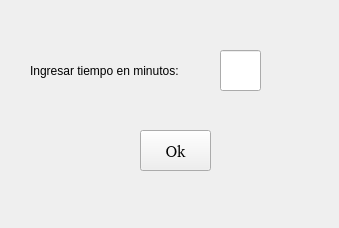
Qt form desginer/VentanaTools.ui (rodrigoCastroReyes/RSS-Reader) before a commit.
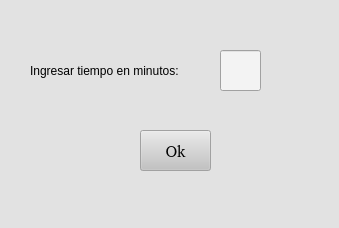
The same form after that commit.

Commit message: Arreglado transicion entre ventanas

What changed in the file:
```diff
--- a/desginer/VentanaTools.ui
+++ b/desginer/VentanaTools.ui
@@ -10,6 +10,70 @@
     <height>228</height>
    </rect>
   </property>
+  <property name="palette">
+   <palette>
+    <active>
+     <colorrole role="Base">
+      <brush brushstyle="SolidPattern">
+       <color alpha="255">
+        <red>243</red>
+        <green>243</green>
+        <blue>243</blue>
+       </color>
+      </brush>
+     </colorrole>
+     <colorrole role="Window">
+      <brush brushstyle="SolidPattern">
+       <color alpha="255">
+        <red>255</red>
+        <green>255</green>
+        <blue>255</blue>
+       </color>
+      </brush>
+     </colorrole>
+    </active>
+    <inactive>
+     <colorrole role="Base">
+      <brush brushstyle="SolidPattern">
+       <color alpha="255">
+        <red>243</red>
+        <green>243</green>
+        <blue>243</blue>
+       </color>
+      </brush>
+     </colorrole>
+     <colorrole role="Window">
+      <brush brushstyle="SolidPattern">
+       <color alpha="255">
+        <red>226</red>
+        <green>226</green>
+        <blue>226</blue>
+       </color>
+      </brush>
+     </colorrole>
+    </inactive>
+    <disabled>
+     <colorrole role="Base">
+      <brush brushstyle="SolidPattern">
+       <color alpha="255">
+        <red>231</red>
+        <green>231</green>
+        <blue>231</blue>
+       </color>
+      </brush>
+     </colorrole>
+     <colorrole role="Window">
+      <brush brushstyle="SolidPattern">
+       <color alpha="255">
+        <red>231</red>
+        <green>231</green>
+        <blue>231</blue>
+       </color>
+      </brush>
+     </colorrole>
+    </disabled>
+   </palette>
+  </property>
   <property name="windowTitle">
    <string>Tools</string>
   </property>
@@ -22,6 +86,43 @@
      <height>41</height>
     </rect>
    </property>
+   <property name="palette">
+    <palette>
+     <active>
+      <colorrole role="Button">
+       <brush brushstyle="SolidPattern">
+        <color alpha="255">
+         <red>195</red>
+         <green>195</green>
+         <blue>195</blue>
+        </color>
+       </brush>
+      </colorrole>
+     </active>
+     <inactive>
+      <colorrole role="Button">
+       <brush brushstyle="SolidPattern">
+        <color alpha="255">
+         <red>195</red>
+         <green>195</green>
+         <blue>195</blue>
+        </color>
+       </brush>
+      </colorrole>
+     </inactive>
+     <disabled>
+      <colorrole role="Button">
+       <brush brushstyle="SolidPattern">
+        <color alpha="255">
+         <red>195</red>
+         <green>195</green>
+         <blue>195</blue>
+        </color>
+       </brush>
+      </colorrole>
+     </disabled>
+    </palette>
+   </property>
    <property name="font">
     <font>
      <family>Noto Sans [unknown]</family>
```
The commit also changes 7 other files.
